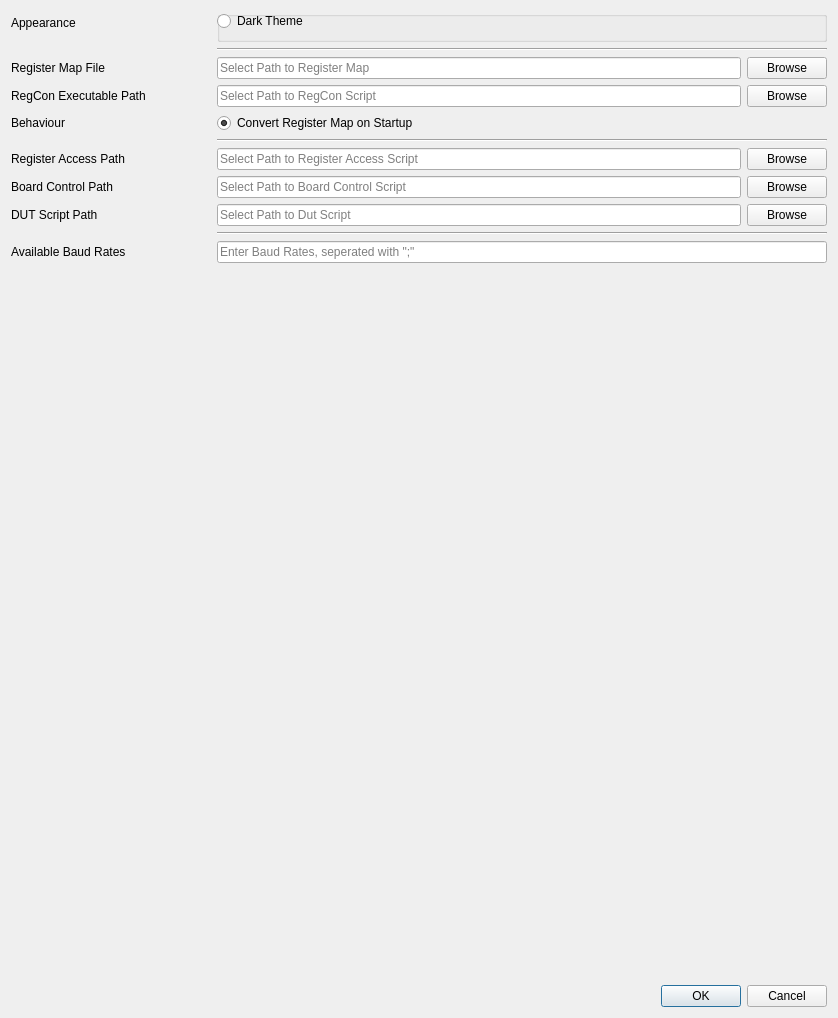
First picture: the form in src/ui/preferences_gui.ui, repository stroblme/UNote, before the edit.
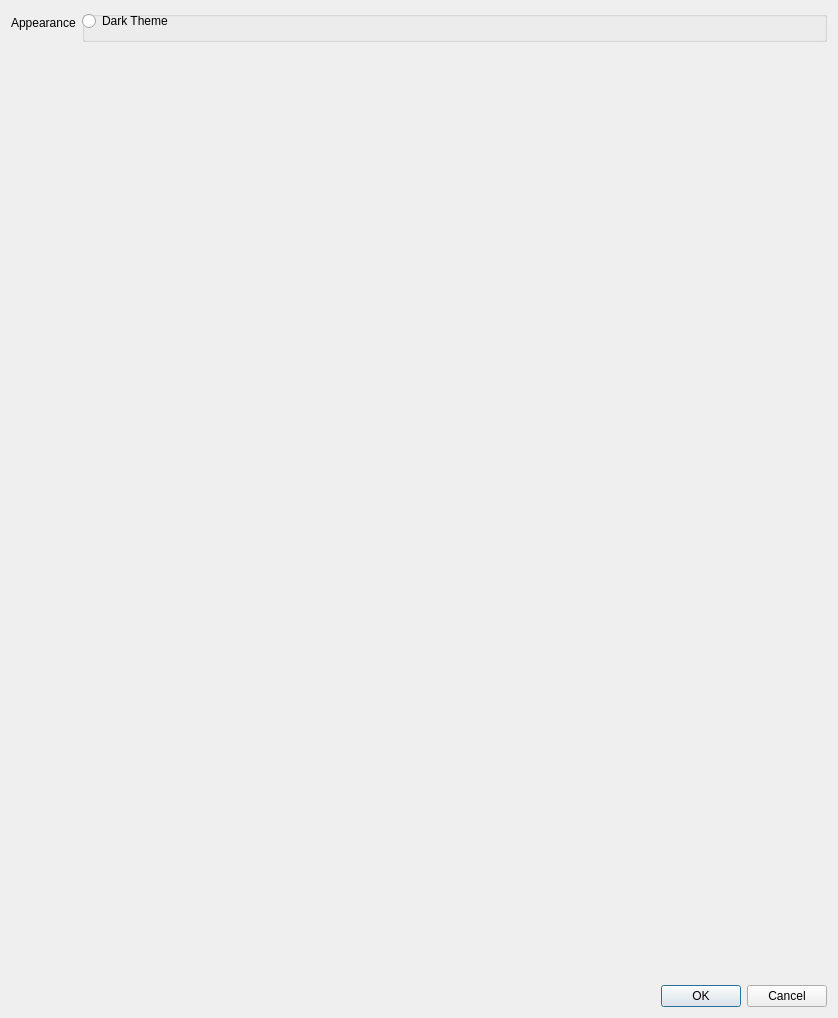
Second picture: the form after the edit.

The edit to the form file:
```diff
--- a/src/ui/preferences_gui.ui
+++ b/src/ui/preferences_gui.ui
@@ -67,264 +67,6 @@
        </widget>
       </widget>
      </item>
-     <item row="1" column="1">
-      <widget class="Line" name="line">
-       <property name="frameShadow">
-        <enum>QFrame::Sunken</enum>
-       </property>
-       <property name="orientation">
-        <enum>Qt::Horizontal</enum>
-       </property>
-      </widget>
-     </item>
-     <item row="2" column="0">
-      <widget class="QLabel" name="labelRegisterMapFile">
-       <property name="minimumSize">
-        <size>
-         <width>200</width>
-         <height>0</height>
-        </size>
-       </property>
-       <property name="font">
-        <font>
-         <pointsize>9</pointsize>
-        </font>
-       </property>
-       <property name="text">
-        <string>Register Map File</string>
-       </property>
-      </widget>
-     </item>
-     <item row="2" column="1">
-      <layout class="QHBoxLayout" name="horizontalLayout_2">
-       <item>
-        <widget class="QLineEdit" name="lineEditRegisterMapFile">
-         <property name="toolTip">
-          <string>Select Path to Register Map</string>
-         </property>
-         <property name="placeholderText">
-          <string>Select Path to Register Map</string>
-         </property>
-        </widget>
-       </item>
-       <item>
-        <widget class="QPushButton" name="pushButtonSelectRegisterMapFile">
-         <property name="text">
-          <string>Browse</string>
-         </property>
-        </widget>
-       </item>
-      </layout>
-     </item>
-     <item row="3" column="0">
-      <widget class="QLabel" name="labelRegConExecutable">
-       <property name="minimumSize">
-        <size>
-         <width>200</width>
-         <height>0</height>
-        </size>
-       </property>
-       <property name="font">
-        <font>
-         <pointsize>9</pointsize>
-        </font>
-       </property>
-       <property name="text">
-        <string>RegCon Executable Path</string>
-       </property>
-      </widget>
-     </item>
-     <item row="3" column="1">
-      <layout class="QHBoxLayout" name="horizontalLayout_3">
-       <item>
-        <widget class="QLineEdit" name="lineEditRegConExecutablePath">
-         <property name="toolTip">
-          <string>Select Path to RegCon Script</string>
-         </property>
-         <property name="toolTipDuration">
-          <number>5</number>
-         </property>
-         <property name="placeholderText">
-          <string>Select Path to RegCon Script</string>
-         </property>
-        </widget>
-       </item>
-       <item>
-        <widget class="QPushButton" name="pushButtonSelectRegConExecutablePath">
-         <property name="text">
-          <string>Browse</string>
-         </property>
-        </widget>
-       </item>
-      </layout>
-     </item>
-     <item row="4" column="0">
-      <widget class="QLabel" name="labelBehaviour">
-       <property name="font">
-        <font>
-         <pointsize>9</pointsize>
-        </font>
-       </property>
-       <property name="text">
-        <string>Behaviour</string>
-       </property>
-      </widget>
-     </item>
-     <item row="4" column="1">
-      <widget class="QRadioButton" name="radioButtonConvertRegisterMapOnStartup">
-       <property name="text">
-        <string>Convert Register Map on Startup</string>
-       </property>
-       <property name="checked">
-        <bool>true</bool>
-       </property>
-      </widget>
-     </item>
-     <item row="5" column="1">
-      <widget class="Line" name="line_2">
-       <property name="orientation">
-        <enum>Qt::Horizontal</enum>
-       </property>
-      </widget>
-     </item>
-     <item row="6" column="0">
-      <widget class="QLabel" name="labelRegisterAccessPath">
-       <property name="font">
-        <font>
-         <pointsize>9</pointsize>
-        </font>
-       </property>
-       <property name="text">
-        <string>Register Access Path</string>
-       </property>
-      </widget>
-     </item>
-     <item row="6" column="1">
-      <layout class="QHBoxLayout" name="horizontalLayout_4">
-       <item>
-        <widget class="QLineEdit" name="lineEditRegisterAccessPath">
-         <property name="toolTip">
-          <string>Select Path to Register Access Script</string>
-         </property>
-         <property name="toolTipDuration">
-          <number>5</number>
-         </property>
-         <property name="placeholderText">
-          <string>Select Path to Register Access Script</string>
-         </property>
-        </widget>
-       </item>
-       <item>
-        <widget class="QPushButton" name="pushButtonSelectRegisterAccessPath">
-         <property name="text">
-          <string>Browse</string>
-         </property>
-        </widget>
-       </item>
-      </layout>
-     </item>
-     <item row="7" column="0">
-      <widget class="QLabel" name="labelBoardCtrlPath">
-       <property name="font">
-        <font>
-         <pointsize>9</pointsize>
-        </font>
-       </property>
-       <property name="text">
-        <string>Board Control Path</string>
-       </property>
-      </widget>
-     </item>
-     <item row="7" column="1">
-      <layout class="QHBoxLayout" name="horizontalLayout_5">
-       <item>
-        <widget class="QLineEdit" name="lineEditBoardControlPath">
-         <property name="toolTip">
-          <string>Select Path to Board Control Script</string>
-         </property>
-         <property name="toolTipDuration">
-          <number>2</number>
-         </property>
-         <property name="placeholderText">
-          <string>Select Path to Board Control Script</string>
-         </property>
-        </widget>
-       </item>
-       <item>
-        <widget class="QPushButton" name="pushButtonSelectBoardCtrlPath">
-         <property name="text">
-          <string>Browse</string>
-         </property>
-        </widget>
-       </item>
-      </layout>
-     </item>
-     <item row="9" column="1">
-      <widget class="Line" name="line_3">
-       <property name="orientation">
-        <enum>Qt::Horizontal</enum>
-       </property>
-      </widget>
-     </item>
-     <item row="10" column="0">
-      <widget class="QLabel" name="labelAvailableBaudRates">
-       <property name="font">
-        <font>
-         <pointsize>9</pointsize>
-        </font>
-       </property>
-       <property name="text">
-        <string>Available Baud Rates</string>
-       </property>
-      </widget>
-     </item>
-     <item row="10" column="1">
-      <layout class="QVBoxLayout" name="verticalLayout_2">
-       <item>
-        <widget class="QLineEdit" name="lineEditAvailableBaudRates">
-         <property name="toolTip">
-          <string>Enter Baud Rates, seperated with &quot;;&quot;</string>
-         </property>
-         <property name="toolTipDuration">
-          <number>5</number>
-         </property>
-         <property name="placeholderText">
-          <string>Enter Baud Rates, seperated with &quot;;&quot;</string>
-         </property>
-        </widget>
-       </item>
-      </layout>
-     </item>
-     <item row="8" column="0">
-      <widget class="QLabel" name="labelDutScriptPath">
-       <property name="font">
-        <font>
-         <pointsize>9</pointsize>
-        </font>
-       </property>
-       <property name="text">
-        <string>DUT Script Path</string>
-       </property>
-      </widget>
-     </item>
-     <item row="8" column="1">
-      <layout class="QHBoxLayout" name="horizontalLayout">
-       <item>
-        <widget class="QLineEdit" name="lineEditDutScriptPath">
-         <property name="placeholderText">
-          <string>Select Path to Dut Script</string>
-         </property>
-        </widget>
-       </item>
-       <item>
-        <widget class="QPushButton" name="pushButtonSelectDutScriptPath">
-         <property name="text">
-          <string>Browse</string>
-         </property>
-        </widget>
-       </item>
-      </layout>
-     </item>
     </layout>
    </item>
    <item>
```
